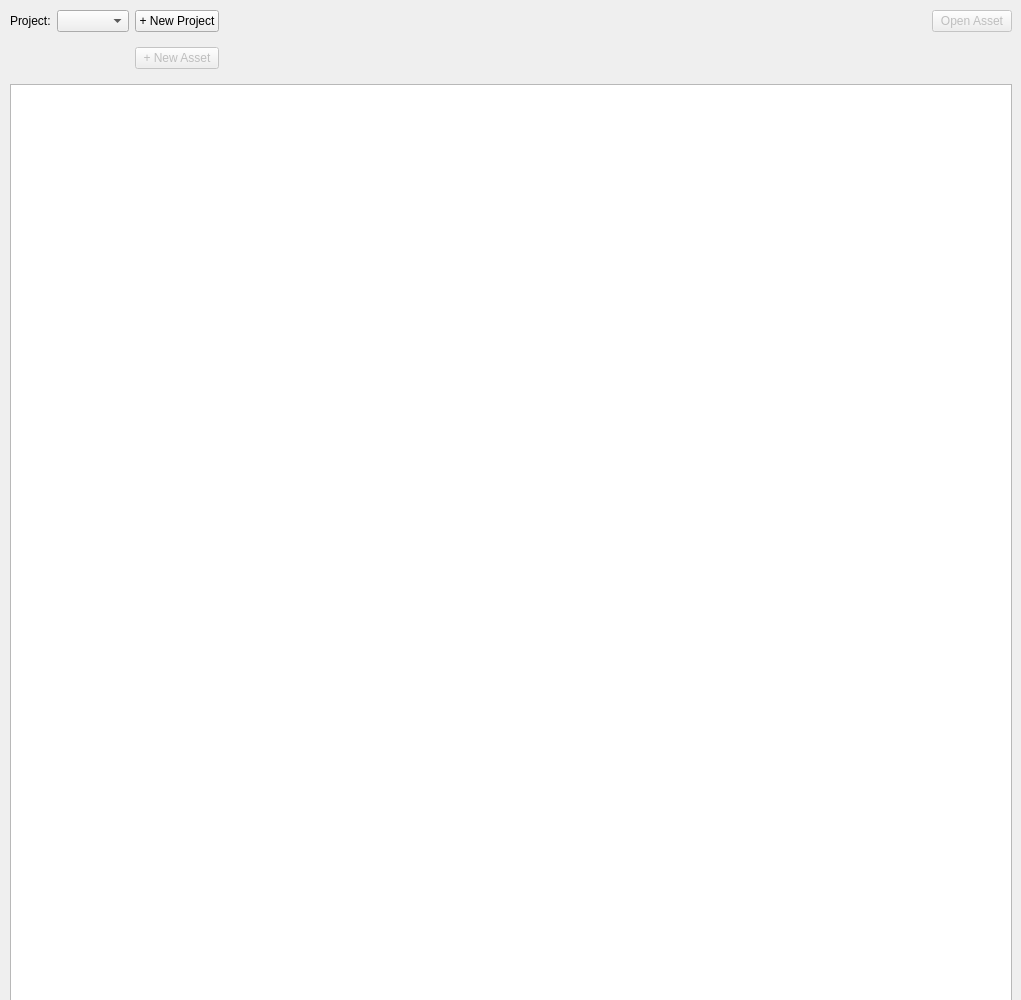
Above: gui/projManager.ui from elwellb/projectManagementTool before the change. Below: the same form after it.
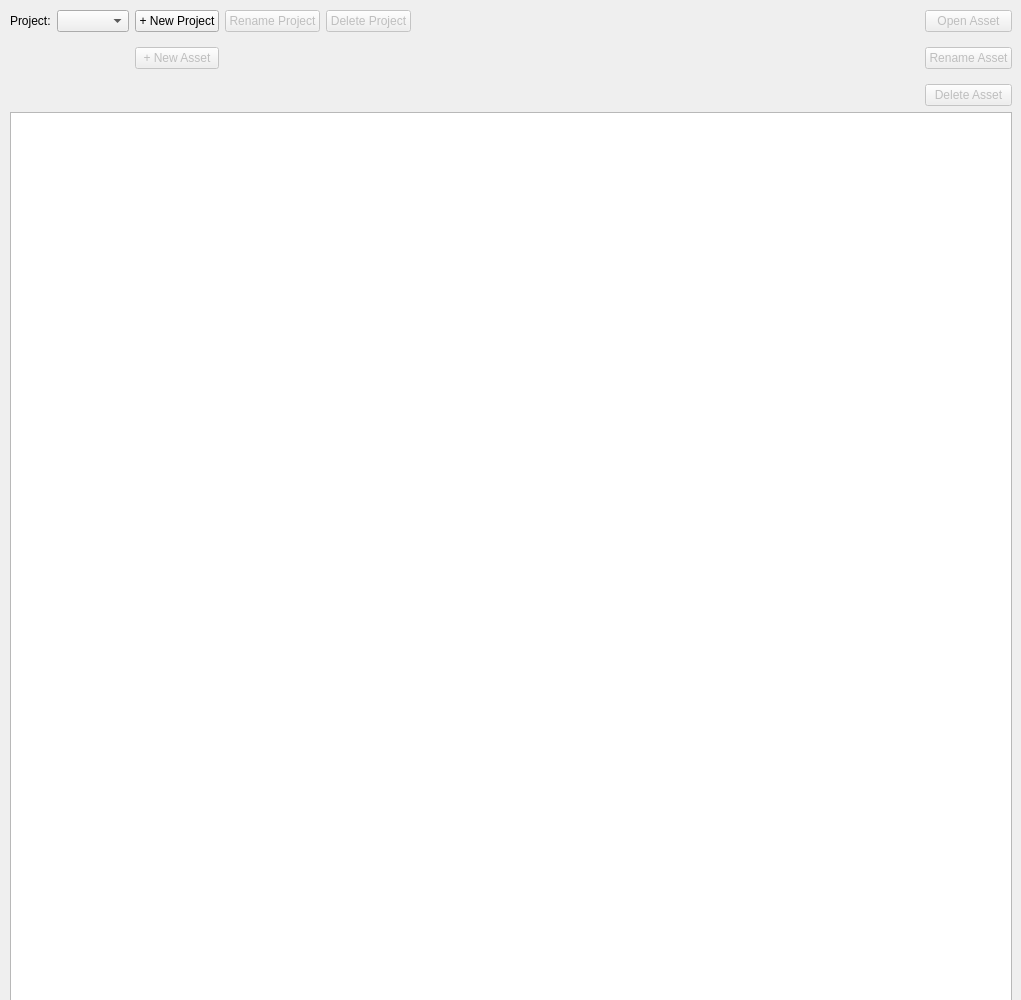
That is the form after the change.

Commit message: added ability to delete + rename projs and assets

The edit to the form file:
```diff
--- a/gui/projManager.ui
+++ b/gui/projManager.ui
@@ -37,8 +37,38 @@
    <layout class="QVBoxLayout" name="verticalLayout">
     <item>
      <layout class="QGridLayout" name="gridLayout">
-      <item row="1" column="1">
-       <widget class="QComboBox" name="projectCombo"/>
+      <item row="1" column="0">
+       <widget class="QLabel" name="label_2">
+        <property name="text">
+         <string>Project:</string>
+        </property>
+       </widget>
+      </item>
+      <item row="1" column="5">
+       <spacer name="horizontalSpacer">
+        <property name="orientation">
+         <enum>Qt::Horizontal</enum>
+        </property>
+        <property name="sizeType">
+         <enum>QSizePolicy::Expanding</enum>
+        </property>
+        <property name="sizeHint" stdset="0">
+         <size>
+          <width>40</width>
+          <height>20</height>
+         </size>
+        </property>
+       </spacer>
+      </item>
+      <item row="2" column="2">
+       <widget class="QPushButton" name="assetCreate">
+        <property name="enabled">
+         <bool>false</bool>
+        </property>
+        <property name="text">
+         <string>+ New Asset</string>
+        </property>
+       </widget>
       </item>
       <item row="2" column="1">
        <spacer name="verticalSpacer">
@@ -56,13 +86,6 @@
         </property>
        </spacer>
       </item>
-      <item row="1" column="0">
-       <widget class="QLabel" name="label_2">
-        <property name="text">
-         <string>Project:</string>
-        </property>
-       </widget>
-      </item>
       <item row="1" column="2">
        <widget class="QPushButton" name="projectCreate">
         <property name="text">
@@ -70,33 +93,10 @@
         </property>
        </widget>
       </item>
-      <item row="2" column="2">
-       <widget class="QPushButton" name="assetCreate">
-        <property name="enabled">
-         <bool>false</bool>
-        </property>
-        <property name="text">
-         <string>+ New Asset</string>
-        </property>
-       </widget>
+      <item row="1" column="1">
+       <widget class="QComboBox" name="projectCombo"/>
       </item>
-      <item row="1" column="3">
-       <spacer name="horizontalSpacer">
-        <property name="orientation">
-         <enum>Qt::Horizontal</enum>
-        </property>
-        <property name="sizeType">
-         <enum>QSizePolicy::Expanding</enum>
-        </property>
-        <property name="sizeHint" stdset="0">
-         <size>
-          <width>40</width>
-          <height>20</height>
-         </size>
-        </property>
-       </spacer>
-      </item>
-      <item row="1" column="4">
+      <item row="1" column="6">
        <widget class="QPushButton" name="openAssetButton">
         <property name="enabled">
          <bool>false</bool>
@@ -106,6 +106,46 @@
         </property>
        </widget>
       </item>
+      <item row="1" column="3">
+       <widget class="QPushButton" name="renameProj">
+        <property name="enabled">
+         <bool>false</bool>
+        </property>
+        <property name="text">
+         <string>Rename Project</string>
+        </property>
+       </widget>
+      </item>
+      <item row="1" column="4">
+       <widget class="QPushButton" name="deleteProj">
+        <property name="enabled">
+         <bool>false</bool>
+        </property>
+        <property name="text">
+         <string>Delete Project</string>
+        </property>
+       </widget>
+      </item>
+      <item row="2" column="6">
+       <widget class="QPushButton" name="renameAsset">
+        <property name="enabled">
+         <bool>false</bool>
+        </property>
+        <property name="text">
+         <string>Rename Asset</string>
+        </property>
+       </widget>
+      </item>
+      <item row="3" column="6">
+       <widget class="QPushButton" name="deleteAsset">
+        <property name="enabled">
+         <bool>false</bool>
+        </property>
+        <property name="text">
+         <string>Delete Asset</string>
+        </property>
+       </widget>
+      </item>
      </layout>
     </item>
     <item>
```
The commit also changes 4 other files.
